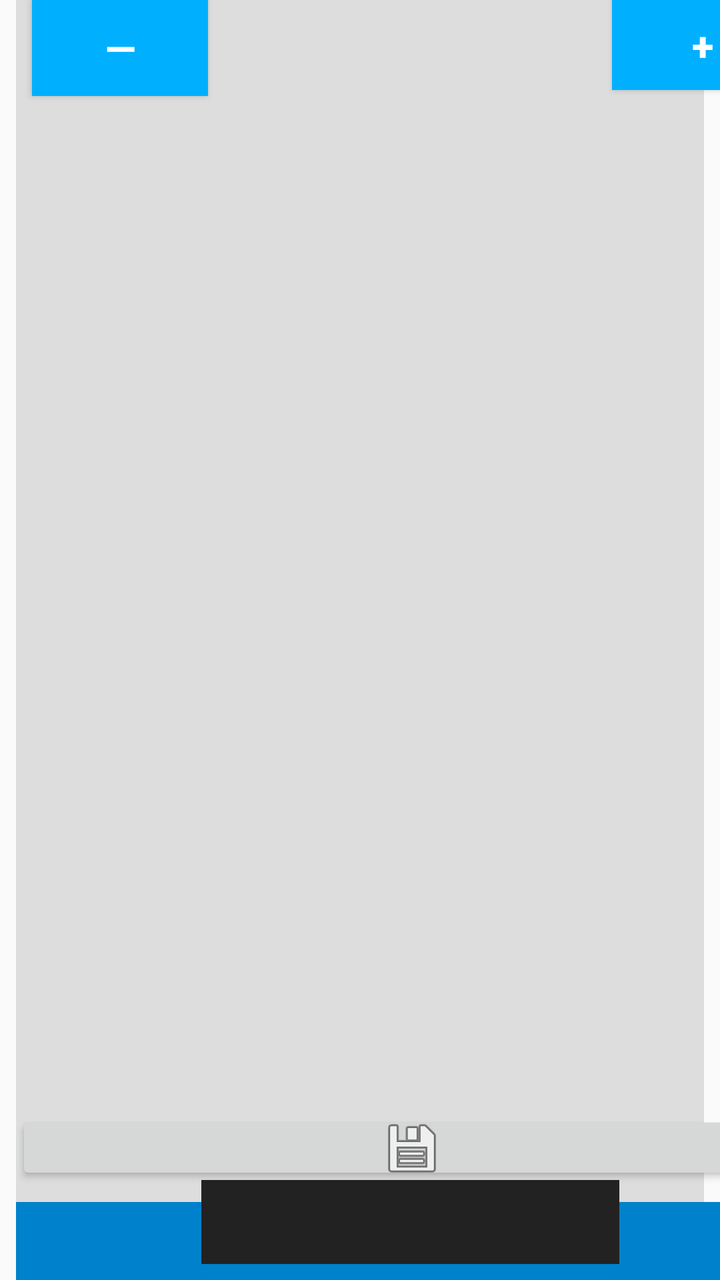
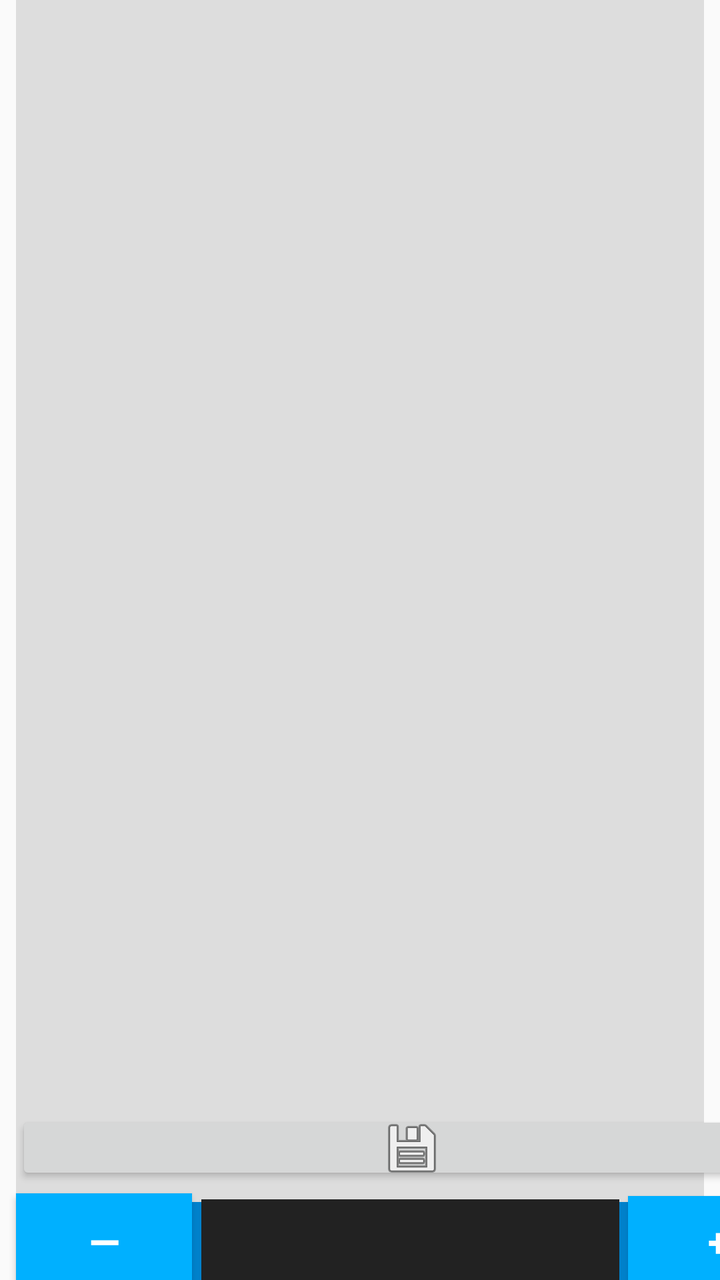

Screens rendered from an Android XML layout before and after an edit, with the pre-edit source and the edit as a unified diff.
<!-- AndroidManifest.xml: application theme AppTheme -->
<!-- res/layout/fragment_give.xml -->
<?xml version="1.0" encoding="utf-8"?>
<androidx.constraintlayout.widget.ConstraintLayout xmlns:android="http://schemas.android.com/apk/res/android"
    xmlns:app="http://schemas.android.com/apk/res-auto"
    xmlns:tools="http://schemas.android.com/tools"
    android:id="@+id/donation_fragment"
    android:layout_width="match_parent"
    android:layout_height="match_parent"
    android:orientation="vertical">

    <androidx.recyclerview.widget.RecyclerView
        android:id="@+id/donation_list"
        android:layout_width="match_parent"
        android:layout_height="628dp"
        android:layout_marginStart="8dp"
        android:layout_marginEnd="8dp"
        android:background="@color/colorNeutral"
        android:paddingTop="4dp"
        android:paddingBottom="4dp"
        app:layoutManager="androidx.recyclerview.widget.LinearLayoutManager"
        app:layout_constraintEnd_toEndOf="parent"
        app:layout_constraintHorizontal_bias="1.0"
        app:layout_constraintStart_toStartOf="parent"
        app:layout_constraintTop_toTopOf="parent"
        tools:listitem="@layout/item_index" />


    <FrameLayout
        android:id="@+id/donation_detail_container"
        android:layout_width="0dp"
        android:layout_height="match_parent"
        android:background="@color/colorNeutral"
        android:visibility="gone"
        app:layout_behavior="@string/appbar_scrolling_view_behavior" />


    <FrameLayout
        android:id="@+id/action_bar_wrapper"
        android:layout_width="396dp"
        android:layout_height="38dp"
        android:layout_marginStart="8dp"
        android:layout_marginEnd="8dp"
        android:layout_marginBottom="8dp"
        app:layout_constraintBottom_toTopOf="@+id/donation_wrapper"
        app:layout_constraintEnd_toEndOf="parent"
        app:layout_constraintHorizontal_bias="0.0"
        app:layout_constraintStart_toStartOf="parent">

        <ImageButton
            android:id="@+id/action_bar"
            style="@style/Widget.AppCompat.Button"
            android:layout_width="match_parent"
            android:layout_height="37dp"
            android:layout_gravity="start|center_vertical"
            android:gravity="center"
            android:src="@drawable/action_save" />

    </FrameLayout>

    <FrameLayout
        android:layout_width="80dp"
        android:layout_height="80dp"
        android:layout_marginStart="8dp"
        android:layout_marginTop="8dp"
        android:layout_marginBottom="8dp"
        app:layout_constraintBottom_toBottomOf="parent"
        app:layout_constraintEnd_toEndOf="@+id/donation_list"
        app:layout_constraintHorizontal_bias="0.485"
        app:layout_constraintStart_toStartOf="@+id/donation_list"
        app:layout_constraintTop_toTopOf="@+id/donation_list"
        app:layout_constraintVertical_bias="0.492">

        <ProgressBar
            android:layout_width="match_parent"
            android:layout_height="match_parent"
            android:id="@+id/save_progress_bar"
            style="?android:attr/progressBarStyleHorizontal"
            android:indeterminate="true"
            android:indeterminateTint="@color/colorAccent"
            android:indeterminateTintMode="src_atop"
            android:visibility="gone"
            app:layout_anchor="@id/action_bar_wrapper"
            app:layout_anchorGravity="top|center_horizontal" />

    </FrameLayout>

    <FrameLayout
        android:id="@+id/donation_wrapper"
        android:layout_width="397dp"
        android:layout_height="39dp"
        android:layout_marginStart="8dp"
        android:layout_marginEnd="8dp"
        android:background="@color/colorPrimaryDark"
        android:gravity="center"
        android:labelFor="@id/donation_amount_text"
        android:orientation="horizontal"
        android:padding="5dp"
        app:layout_constraintBottom_toBottomOf="parent"
        app:layout_constraintEnd_toEndOf="parent"
        app:layout_constraintHorizontal_bias="0.0"
        app:layout_constraintStart_toStartOf="parent" />

    <FrameLayout
        android:id="@+id/donation_amount_label"
        android:layout_width="231dp"
        android:layout_height="42dp"
        android:layout_marginStart="8dp"
        android:layout_marginEnd="8dp"
        android:layout_marginBottom="8dp"
        android:labelFor="@id/donation_amount_text"
        app:layout_constraintBottom_toBottomOf="@+id/donation_wrapper"
        app:layout_constraintEnd_toStartOf="@+id/donation_increment_button"
        app:layout_constraintStart_toEndOf="@+id/donation_decrement_button">

        <EditText
            android:id="@+id/donation_amount_text"
            android:layout_width="209dp"
            android:layout_height="match_parent"
            android:layout_gravity="center"
            android:background="@color/colorSlate"
            android:gravity="center"
            android:imeOptions="actionDone"
            android:importantForAutofill="no"
            android:inputType="numberDecimal"
            android:padding="3dp"
            android:textColor="#fff"
            android:textSize="@dimen/text_size_paragraph_title"
            android:textStyle="bold" />

    </FrameLayout>

    <Button
        android:id="@+id/donation_increment_button"
        android:layout_width="91dp"
        android:layout_height="45dp"
        android:layout_marginEnd="8dp"
        android:background="@color/colorPrimary"
        android:contentDescription="@string/description_increment_donation_text"
        android:gravity="center"
        android:text="@string/symbol_increment_button"
        android:textColor="#fff"
        android:textSize="@dimen/text_size_paragraph_title"
        android:textStyle="bold"
        app:layout_constraintEnd_toEndOf="@+id/donation_wrapper"
        tools:layout_editor_absoluteY="687dp" />

    <Button
        android:id="@+id/donation_decrement_button"
        android:layout_width="wrap_content"
        android:layout_height="wrap_content"
        android:layout_marginStart="8dp"
        android:background="@color/colorPrimary"
        android:contentDescription="@string/description_decrement_donation_text"
        android:gravity="center"
        android:text="@string/symbol_decrement_button"
        android:textColor="#fff"
        android:textSize="@dimen/text_size_paragraph_title"
        android:textStyle="bold"
        app:layout_constraintStart_toStartOf="@+id/donation_wrapper"
        tools:layout_editor_absoluteY="684dp" />

</androidx.constraintlayout.widget.ConstraintLayout>
<!-- res/layout/item_index.xml (included above) -->
<?xml version="1.0" encoding="utf-8"?>
<androidx.constraintlayout.widget.ConstraintLayout
    xmlns:android="http://schemas.android.com/apk/res/android"
    xmlns:app="http://schemas.android.com/apk/res-auto"
    android:id="@+id/spawn_item_view"
    android:layout_width="match_parent"
    android:layout_height="125dp"
    android:layout_margin="1dp"
    android:background="#fff">

    <TextView
        android:id="@+id/spawn_item_primary"
        android:layout_width="0dp"
        android:layout_height="55dp"
        android:layout_margin="4dp"
        android:ellipsize="end"
        android:scrollHorizontally="true"
        android:textAppearance="?attr/textAppearanceListItem"
        android:textSize="@dimen/text_size_paragraph_title"
        app:layout_constraintEnd_toEndOf="parent"
        app:layout_constraintHorizontal_bias="0.473"
        app:layout_constraintStart_toStartOf="parent"
        app:layout_constraintTop_toTopOf="parent" />

    <LinearLayout
        android:id="@+id/spawn_item_details"
        android:layout_width="0dp"
        android:layout_height="64dp"
        android:orientation="vertical"
        android:layout_margin="4dp"
        app:layout_constraintHorizontal_bias="1.0"
        app:layout_constraintEnd_toStartOf="@+id/relativeLayout"
        app:layout_constraintStart_toStartOf="parent"
        app:layout_constraintTop_toBottomOf="@+id/spawn_item_primary"
        app:layout_constraintBottom_toBottomOf="parent">

        <TextView
            android:id="@+id/spawn_item_secondary"
            android:layout_width="match_parent"
            android:layout_height="32dp"
            android:textAppearance="?attr/textAppearanceListItem" />

        <TextView
            android:id="@+id/spawn_item_tertiary"
            android:layout_width="match_parent"
            android:layout_height="32dp"
            android:textAppearance="?attr/textAppearanceListItem"/>

    </LinearLayout>

    <RelativeLayout
        android:id="@+id/relativeLayout"
        android:layout_width="77dp"
        android:layout_height="62dp"
        android:layout_margin="4dp"
        android:gravity="end"
        app:layout_constraintBottom_toBottomOf="parent"
        app:layout_constraintEnd_toEndOf="parent"
        app:layout_constraintHorizontal_bias="1.0"
        app:layout_constraintStart_toEndOf="@+id/spawn_item_details">

        <ImageView
            android:id="@+id/spawn_item_logo"
            android:layout_width="wrap_content"
            android:layout_height="300dp"
            android:adjustViewBounds="true"
            android:contentDescription="@string/description_charity_logo" />

    </RelativeLayout>

</androidx.constraintlayout.widget.ConstraintLayout>
<!-- resources referenced by this layout -->
<resources>
  <color name="colorAccent">#F7BA28</color>
  <color name="colorNeutral">#DDD</color>
  <color name="colorPrimary">#00B0FF</color>
  <color name="colorPrimaryDark">#0081CB</color>
  <color name="colorSlate">#222</color>
  <dimen name="text_size_paragraph_title">20sp</dimen>
  <!-- drawable action_save: png bitmap (drawable-hdpi, 1248 bytes) -->
  <string name="description_charity_logo">This is the logo that corresponds to the listed charity</string>
  <string name="description_decrement_donation_text">Press this button to decrease your total donation amount</string>
  <string name="description_increment_donation_text">Press this button to increase your total donation amount</string>
  <string name="symbol_decrement_button">—</string>
  <string name="symbol_increment_button">+</string>
  <style name="AppTheme" parent="Theme.AppCompat.Light.DarkActionBar">
          <item name="colorPrimary">@color/colorPrimary</item>
          <item name="colorPrimaryDark">@color/colorPrimaryDark</item>
          <item name="colorAccent">@color/colorAccent</item>
          <item name="popupMenuStyle">@style/AppTheme.PopupOverlay</item>
      </style>
  <style name="AppTheme.PopupOverlay" parent="@android:style/Widget.PopupMenu">
          <item name="android:background">@color/colorPrimary</item>
      </style>
</resources>

<!-- the commit's change to res/layout/fragment_give.xml (unified diff, before → after) -->
@@ -105,11 +105,11 @@
         android:layout_height="42dp"
         android:layout_marginStart="8dp"
         android:layout_marginEnd="8dp"
-        android:layout_marginBottom="8dp"
         android:labelFor="@id/donation_amount_text"
+        app:layout_constraintEnd_toStartOf="@+id/donation_increment_button"
+        app:layout_constraintStart_toEndOf="@+id/donation_decrement_button"
         app:layout_constraintBottom_toBottomOf="@+id/donation_wrapper"
-        app:layout_constraintEnd_toStartOf="@+id/donation_increment_button"
-        app:layout_constraintStart_toEndOf="@+id/donation_decrement_button">
+        app:layout_constraintTop_toTopOf="@+id/donation_wrapper">
 
         <EditText
             android:id="@+id/donation_amount_text"
@@ -132,7 +132,6 @@
         android:id="@+id/donation_increment_button"
         android:layout_width="91dp"
         android:layout_height="45dp"
-        android:layout_marginEnd="8dp"
         android:background="@color/colorPrimary"
         android:contentDescription="@string/description_increment_donation_text"
         android:gravity="center"
@@ -141,13 +140,13 @@
         android:textSize="@dimen/text_size_paragraph_title"
         android:textStyle="bold"
         app:layout_constraintEnd_toEndOf="@+id/donation_wrapper"
-        tools:layout_editor_absoluteY="687dp" />
+        app:layout_constraintBottom_toBottomOf="@+id/donation_wrapper"
+        app:layout_constraintTop_toTopOf="@+id/donation_wrapper"/>
 
     <Button
         android:id="@+id/donation_decrement_button"
         android:layout_width="wrap_content"
         android:layout_height="wrap_content"
-        android:layout_marginStart="8dp"
         android:background="@color/colorPrimary"
         android:contentDescription="@string/description_decrement_donation_text"
         android:gravity="center"
@@ -156,7 +155,8 @@
         android:textSize="@dimen/text_size_paragraph_title"
         android:textStyle="bold"
         app:layout_constraintStart_toStartOf="@+id/donation_wrapper"
-        tools:layout_editor_absoluteY="684dp" />
+        app:layout_constraintBottom_toBottomOf="@+id/donation_wrapper"
+        app:layout_constraintTop_toTopOf="@+id/donation_wrapper"/>
 
 </androidx.constraintlayout.widget.ConstraintLayout>
 <!-- res/layout/item_index.xml (included above) -->
